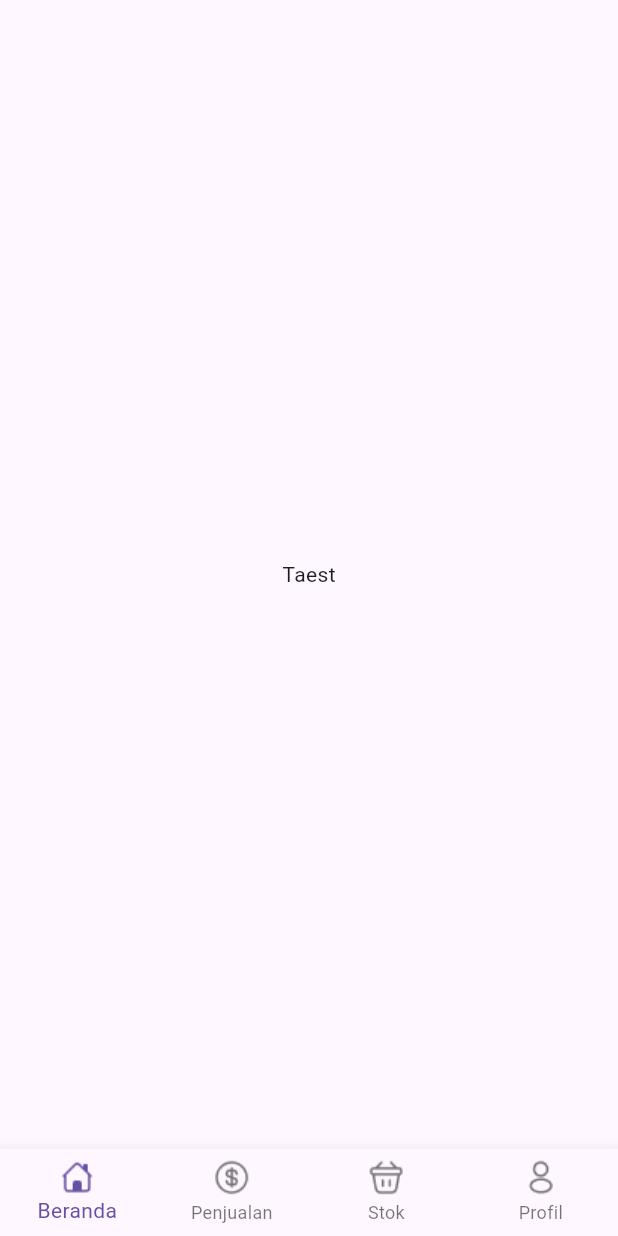
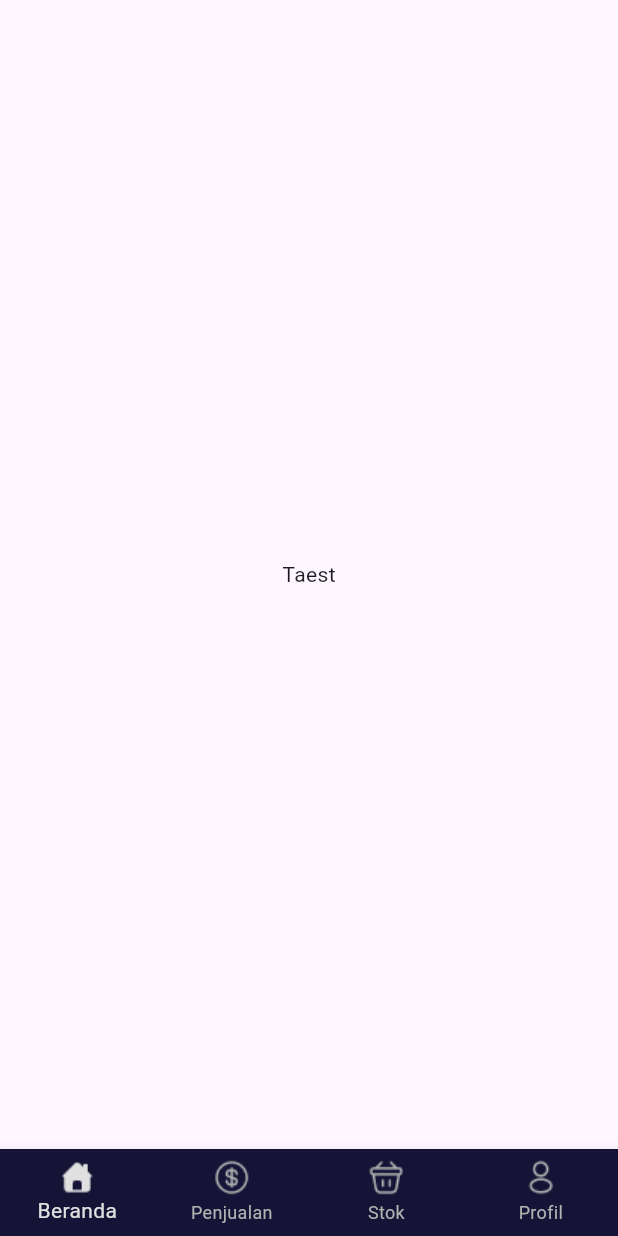
Before and after one commit to Bizniz-Corp/BizGrow-Mobile, a Flutter app: the screen it shows after launch, on a phone screen of 412 x 824 dp. Run offline on Flutter 3.47's test engine with Material 3 defaults, Android fonts, the phone set to English and light mode, and no system bars.

Commit message:
add logic selected item in navbar

```diff
--- a/bizgrow_mobile_frontend/lib/widgets/navbar.dart
+++ b/bizgrow_mobile_frontend/lib/widgets/navbar.dart
@@ -1,4 +1,5 @@
 import 'package:flutter/material.dart';
+import 'package:bizgrow_mobile_frontend/styles/colors.dart';
 
 class MainNavigator extends StatefulWidget {
   @override
@@ -18,34 +19,48 @@ class _MainNavigatorState extends State<MainNavigator> {
   Widget build(BuildContext context) {
     return BottomNavigationBar(
       type: BottomNavigationBarType.fixed,
-      // backgroundColor: Colors.(#151436),
+      backgroundColor: MainColors.darkBlue,
+      selectedItemColor: Monochrome.whiteDarkMode,
+      unselectedItemColor: Monochrome.lightGrey,
       currentIndex: _selectedIndex,
       onTap: _onItemTapped,
       items: [
         BottomNavigationBarItem(
           icon: ImageIcon(
-            AssetImage('lib/assets/navbar_icon/default/Beranda.png'),
+            AssetImage(
+              _selectedIndex == 0?
+              'lib/assets/navbar_icon/selected/Beranda.png' : 'lib/assets/navbar_icon/default/Beranda.png',
+            ),
             size: 24,
           ),
           label: 'Beranda',
         ),
         BottomNavigationBarItem(
           icon: ImageIcon(
-            AssetImage('lib/assets/navbar_icon/default/Penjualan.png'),
+            AssetImage(
+              _selectedIndex == 1?
+              'lib/assets/navbar_icon/selected/Penjualan.png' : 'lib/assets/navbar_icon/default/Penjualan.png',
+            ),
             size: 24,
           ),
           label: 'Penjualan',
         ),
         BottomNavigationBarItem(
           icon: ImageIcon(
-            AssetImage('lib/assets/navbar_icon/default/Stok.png'),
+            AssetImage(
+              _selectedIndex == 2?
+              'lib/assets/navbar_icon/selected/Stok.png' : 'lib/assets/navbar_icon/default/Stok.png',
+            ),
             size: 24,
           ),
           label: 'Stok',
         ),
         BottomNavigationBarItem(
           icon: ImageIcon(
-            AssetImage('lib/assets/navbar_icon/default/Profil.png'),
+            AssetImage(
+              _selectedIndex == 3?
+              'lib/assets/navbar_icon/selected/Profil.png' : 'lib/assets/navbar_icon/default/Profil.png',
+            ),
             size: 24,
           ),
           label: 'Profil',
```
